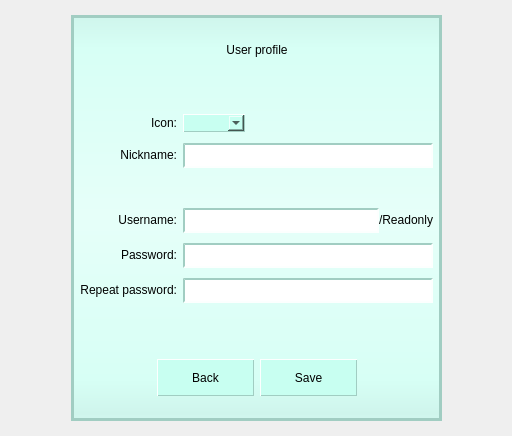
Old version of the form CLIENT/GUI/ui/gui_profile.ui in the repository GiuliCler/GIMPteam.
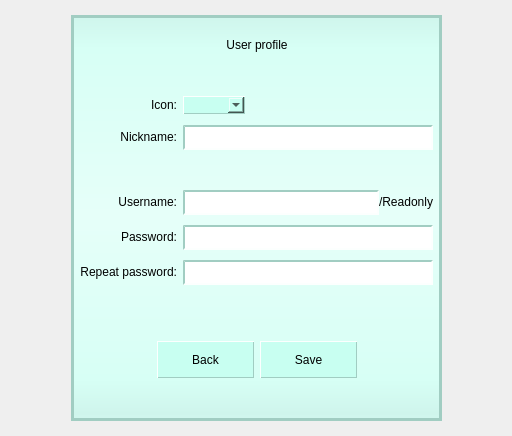
New version of the form.

What changed in the file:
```diff
--- a/CLIENT/GUI/ui/gui_profile.ui
+++ b/CLIENT/GUI/ui/gui_profile.ui
@@ -97,7 +97,7 @@
    </item>
    <item row="1" column="1">
     <widget class="QWidget" name="backgroundWidget" native="true">
-     <layout class="QVBoxLayout" name="verticalLayout_2" stretch="1,0,3,0,2,0,1">
+     <layout class="QVBoxLayout" name="verticalLayout_2" stretch="1,0,3,0,1,0,3">
       <item>
        <spacer name="verticalSpacer_3">
         <property name="orientation">
```
